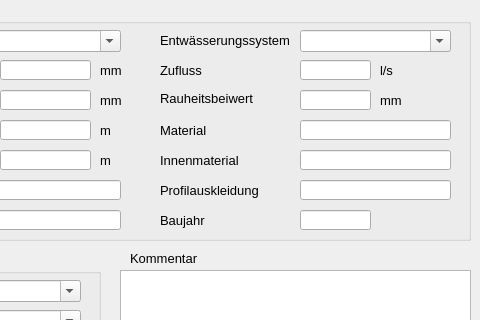
First picture: the form in qkan/forms/qkan_anschlussleitungen.ui, repository SonkeHoffmann/QKan-1, before the edit; both pictures show x 180 to 660 and y 140 to 460 of the 660 by 560 pixel window.
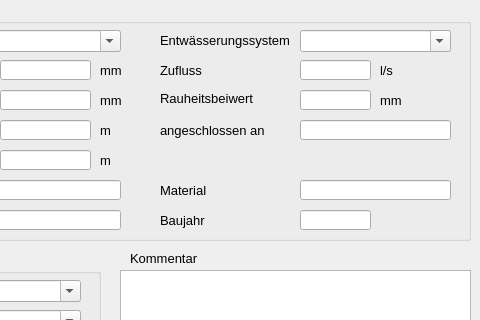
Second picture: the form after the edit. Custom widgets are drawn as their Qt base class.

```diff
--- a/qkan/forms/qkan_anschlussleitungen.ui
+++ b/qkan/forms/qkan_anschlussleitungen.ui
@@ -792,7 +792,7 @@
      <property name="geometry">
       <rect>
        <x>330</x>
-       <y>120</y>
+       <y>180</y>
        <width>101</width>
        <height>21</height>
       </rect>
@@ -807,44 +807,6 @@
       <string>Material</string>
      </property>
     </widget>
-    <widget class="QLabel" name="label_24">
-     <property name="geometry">
-      <rect>
-       <x>330</x>
-       <y>180</y>
-       <width>101</width>
-       <height>21</height>
-      </rect>
-     </property>
-     <property name="font">
-      <font>
-       <family>Tahoma</family>
-       <pointsize>10</pointsize>
-      </font>
-     </property>
-     <property name="text">
-      <string>Profilauskleidung</string>
-     </property>
-    </widget>
-    <widget class="QLabel" name="label_25">
-     <property name="geometry">
-      <rect>
-       <x>330</x>
-       <y>150</y>
-       <width>101</width>
-       <height>21</height>
-      </rect>
-     </property>
-     <property name="font">
-      <font>
-       <family>Tahoma</family>
-       <pointsize>10</pointsize>
-      </font>
-     </property>
-     <property name="text">
-      <string>Innenmaterial</string>
-     </property>
-    </widget>
     <widget class="QLineEdit" name="aussendurchmesser">
      <property name="geometry">
       <rect>
@@ -894,7 +856,7 @@
      <property name="geometry">
       <rect>
        <x>470</x>
-       <y>120</y>
+       <y>180</y>
        <width>151</width>
        <height>20</height>
       </rect>
@@ -964,38 +926,6 @@
       </rect>
      </property>
     </widget>
-    <widget class="QLineEdit" name="innenmaterial">
-     <property name="geometry">
-      <rect>
-       <x>470</x>
-       <y>150</y>
-       <width>151</width>
-       <height>20</height>
-      </rect>
-     </property>
-     <property name="toolTip">
-      <string>&lt;html&gt;&lt;head/&gt;&lt;body&gt;&lt;p&gt;Innenmaterial&lt;/p&gt;&lt;/body&gt;&lt;/html&gt;</string>
-     </property>
-     <property name="statusTip">
-      <string>Innenmaterial</string>
-     </property>
-    </widget>
-    <widget class="QLineEdit" name="profilauskleidung">
-     <property name="geometry">
-      <rect>
-       <x>470</x>
-       <y>180</y>
-       <width>151</width>
-       <height>20</height>
-      </rect>
-     </property>
-     <property name="toolTip">
-      <string>&lt;html&gt;&lt;head/&gt;&lt;body&gt;&lt;p&gt;Profilauskleidung&lt;/p&gt;&lt;/body&gt;&lt;/html&gt;</string>
-     </property>
-     <property name="statusTip">
-      <string>Profilauskleidung</string>
-     </property>
-    </widget>
     <widget class="QLineEdit" name="baujahr">
      <property name="geometry">
       <rect>
@@ -1012,6 +942,47 @@
       <string>Baujahr</string>
      </property>
     </widget>
+    <widget class="QLineEdit" name="haltnam_2">
+     <property name="geometry">
+      <rect>
+       <x>470</x>
+       <y>120</y>
+       <width>151</width>
+       <height>20</height>
+      </rect>
+     </property>
+     <property name="font">
+      <font>
+       <family>Tahoma</family>
+       <pointsize>10</pointsize>
+      </font>
+     </property>
+     <property name="toolTip">
+      <string>&lt;html&gt;&lt;head/&gt;&lt;body&gt;&lt;p&gt;Haltung, an die die HA-Leitung angeschlossen ist&lt;/p&gt;&lt;/body&gt;&lt;/html&gt;</string>
+     </property>
+     <property name="statusTip">
+      <string>Haltung, an die die HA-Leitung angeschlossen ist</string>
+     </property>
+    </widget>
+    <widget class="QLabel" name="label_52">
+     <property name="geometry">
+      <rect>
+       <x>330</x>
+       <y>120</y>
+       <width>121</width>
+       <height>21</height>
+      </rect>
+     </property>
+     <property name="font">
+      <font>
+       <family>Tahoma</family>
+       <pointsize>10</pointsize>
+      </font>
+     </property>
+     <property name="text">
+      <string>angeschlossen an</string>
+     </property>
+    </widget>
    </widget>
    <widget class="QGroupBox" name="groupBox_4">
     <property name="geometry">
```
Left out of the diff: 4 changed lines with no effect on the pictures.
